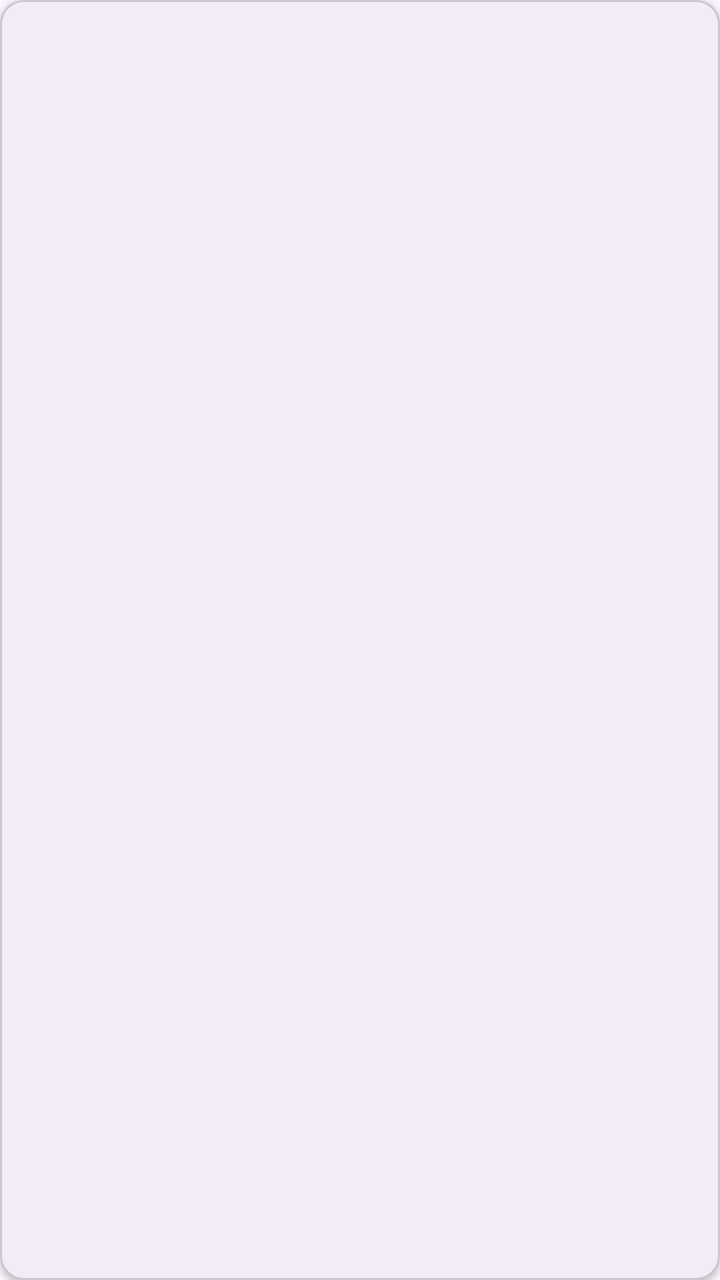
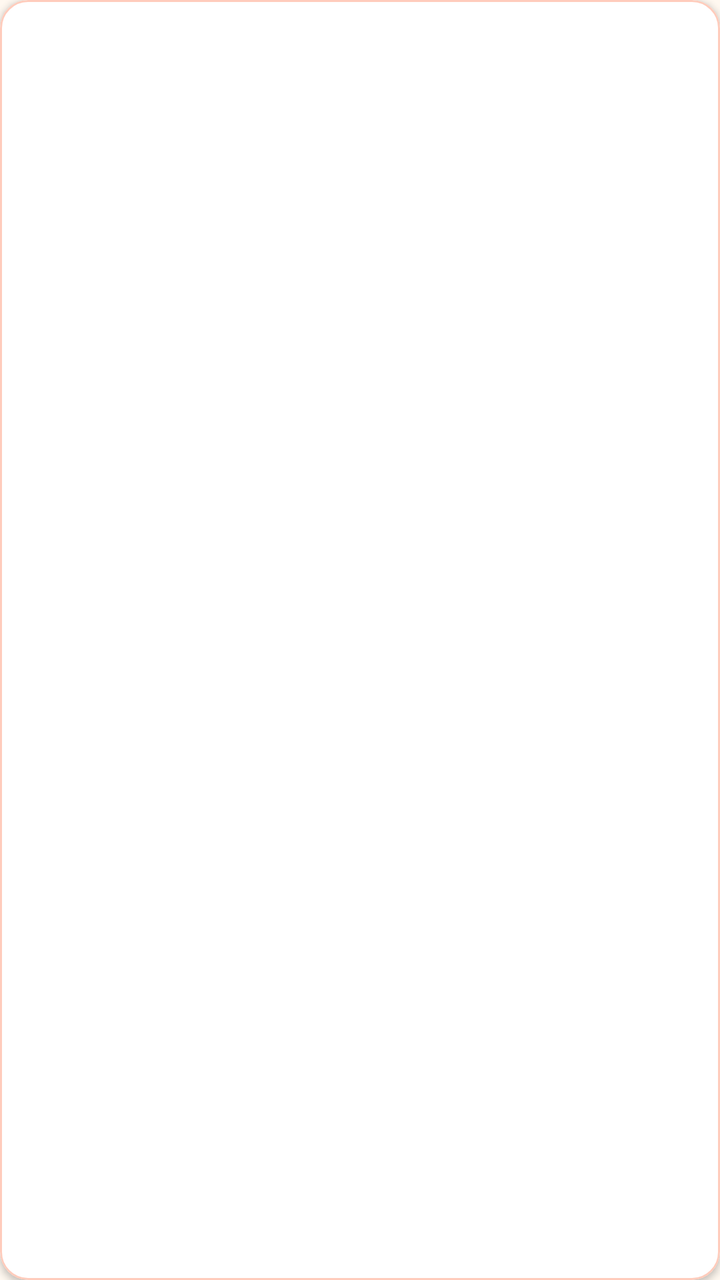

Two renders of the same Android screen: before a commit and after it. Below are the layout's source before the change and the commit's diff.
<!-- AndroidManifest.xml: application theme Theme.SmartPantryManager -->
<!-- res/layout/item_recipe.xml -->
<?xml version="1.0" encoding="utf-8"?>
<com.google.android.material.card.MaterialCardView xmlns:android="http://schemas.android.com/apk/res/android"
    xmlns:app="http://schemas.android.com/apk/res-auto"
    android:layout_width="match_parent"
    android:layout_height="wrap_content"
    android:layout_marginStart="12dp"
    android:layout_marginTop="6dp"
    android:layout_marginEnd="12dp"
    android:layout_marginBottom="6dp"
    app:cardCornerRadius="12dp"
    app:cardElevation="2dp">

    <LinearLayout
        android:layout_width="match_parent"
        android:layout_height="wrap_content"
        android:orientation="vertical"
        android:padding="16dp">

        <TextView
            android:id="@+id/tvRecipeName"
            android:layout_width="wrap_content"
            android:layout_height="wrap_content"
            android:textSize="18sp"
            android:textStyle="bold" />

        <TextView
            android:id="@+id/tvRecipeMeta"
            android:layout_width="wrap_content"
            android:layout_height="wrap_content"
            android:textColor="#757575"
            android:textSize="13sp" />
    </LinearLayout>
</com.google.android.material.card.MaterialCardView>
<!-- resources referenced by this layout -->
<resources>
  <style name="Theme.SmartPantryManager" parent="Base.Theme.SmartPantryManager" />
  <style name="Base.Theme.SmartPantryManager" parent="Theme.Material3.DayNight.NoActionBar">
          
          
      </style>
</resources>

<!-- the commit's change to res/layout/item_recipe.xml (unified diff, before → after) -->
@@ -7,8 +7,11 @@
     android:layout_marginTop="6dp"
     android:layout_marginEnd="12dp"
     android:layout_marginBottom="6dp"
-    app:cardCornerRadius="12dp"
-    app:cardElevation="2dp">
+    app:cardBackgroundColor="@android:color/white"
+    app:cardCornerRadius="14dp"
+    app:cardElevation="2dp"
+    app:strokeColor="@color/coral_light"
+    app:strokeWidth="1dp">
 
     <LinearLayout
         android:layout_width="match_parent"
@@ -20,6 +23,7 @@
             android:id="@+id/tvRecipeName"
             android:layout_width="wrap_content"
             android:layout_height="wrap_content"
+            android:textColor="@color/teal_dark"
             android:textSize="18sp"
             android:textStyle="bold" />
 
@@ -27,7 +31,7 @@
             android:id="@+id/tvRecipeMeta"
             android:layout_width="wrap_content"
             android:layout_height="wrap_content"
-            android:textColor="#757575"
+            android:textColor="@color/coral_dark"
             android:textSize="13sp" />
     </LinearLayout>
 </com.google.android.material.card.MaterialCardView>
<!-- resource entries referenced after the edit -->
@@ -1,9 +1,25 @@
 <!-- resources referenced by this layout -->
 <resources>
+  <color name="coral_dark">#BF360C</color>
+  <color name="coral_light">#FFCCBC</color>
+  <color name="teal_dark">#00695C</color>
   <style name="Theme.SmartPantryManager" parent="Base.Theme.SmartPantryManager" />
-  <style name="Base.Theme.SmartPantryManager" parent="Theme.Material3.DayNight.NoActionBar">
-          
-          
+  <style name="Base.Theme.SmartPantryManager" parent="Theme.Material3.Light.NoActionBar">
+          <item name="colorPrimary">@color/teal</item>
+          <item name="colorOnPrimary">@android:color/white</item>
+          <item name="colorPrimaryContainer">@color/coral_light</item>
+          <item name="colorOnPrimaryContainer">@color/coral_dark</item>
+          <item name="colorSecondary">@color/coral</item>
+          <item name="colorOnSecondary">@android:color/white</item>
+          <item name="colorSecondaryContainer">@color/teal_light</item>
+          <item name="colorOnSecondaryContainer">@color/teal_dark</item>
+          <item name="android:colorBackground">@color/cream</item>
+          <item name="android:statusBarColor">@color/teal_dark</item>
+          <item name="android:windowLightStatusBar" tools:targetApi="m">false</item>
       </style>
+  <color name="teal">#00897B</color>
+  <color name="coral">#FF7043</color>
+  <color name="teal_light">#B2DFDB</color>
+  <color name="cream">#FFF8F0</color>
 </resources>
 
